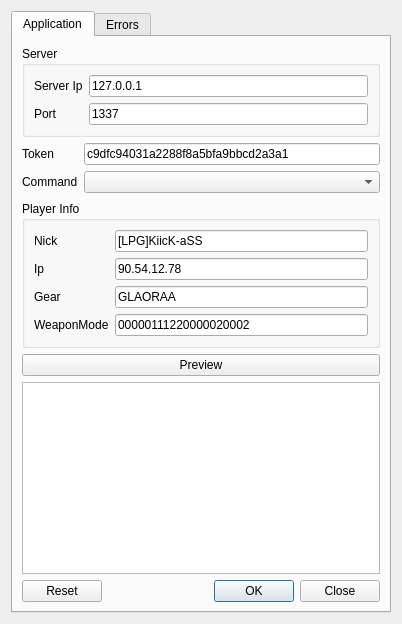
Before: the Qt Designer form testapp/dialog.ui in nwoki/agatha-server, drawn with Qt 5.
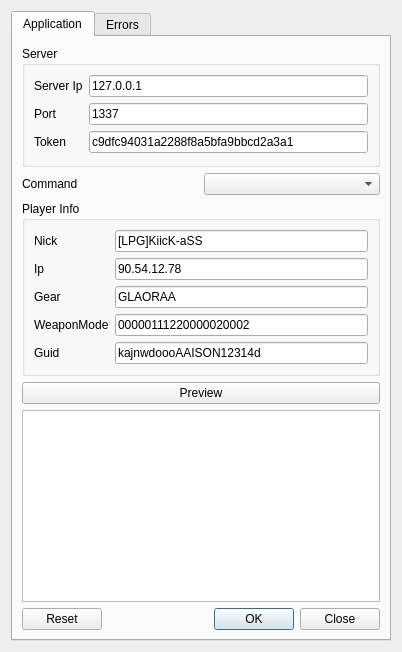
After: the same form once the commit is applied.

Commit message: add token and guid to ui + fix json bug

The edit to the form file:
```diff
--- a/testapp/dialog.ui
+++ b/testapp/dialog.ui
@@ -79,33 +79,33 @@
             </property>
            </widget>
           </item>
-         </layout>
-        </widget>
-       </item>
-       <item>
-        <layout class="QFormLayout" name="formLayout_3">
-         <item row="0" column="0">
+          <item row="2" column="0">
           <widget class="QLabel" name="label_8">
            <property name="text">
             <string>Token</string>
            </property>
           </widget>
          </item>
-         <item row="0" column="1">
+          <item row="2" column="1">
           <widget class="QLineEdit" name="tokenLineEdit">
            <property name="text">
             <string>c9dfc94031a2288f8a5bfa9bbcd2a3a1</string>
            </property>
           </widget>
          </item>
-         <item row="1" column="0">
+         </layout>
+        </widget>
+       </item>
+       <item>
+        <layout class="QHBoxLayout" name="horizontalLayout">
+         <item>
           <widget class="QLabel" name="label">
            <property name="text">
             <string>Command</string>
            </property>
           </widget>
          </item>
-         <item row="1" column="1">
+         <item>
           <widget class="QComboBox" name="commandCombo"/>
          </item>
         </layout>
@@ -175,6 +175,20 @@
             </property>
            </widget>
           </item>
+          <item row="4" column="0">
+           <widget class="QLabel" name="label_9">
+            <property name="text">
+             <string>Guid</string>
+            </property>
+           </widget>
+          </item>
+          <item row="4" column="1">
+           <widget class="QLineEdit" name="lineEdit">
+            <property name="text">
+             <string>kajnwdoooAAISON12314d</string>
+            </property>
+           </widget>
+          </item>
          </layout>
         </widget>
        </item>
```
Lines whose indentation alone changed are shown as unchanged. The commit also changes 2 other files.
